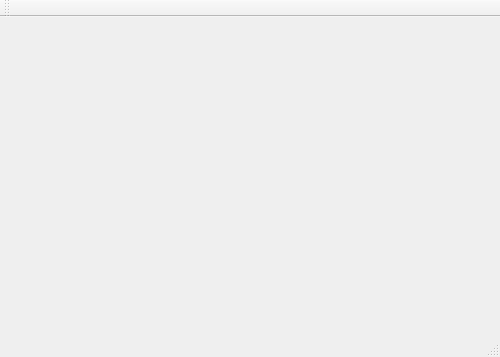
The window that gamewindow.ui (Cps209-Team2/-Jacked) describes before a commit, drawn with Qt 5.
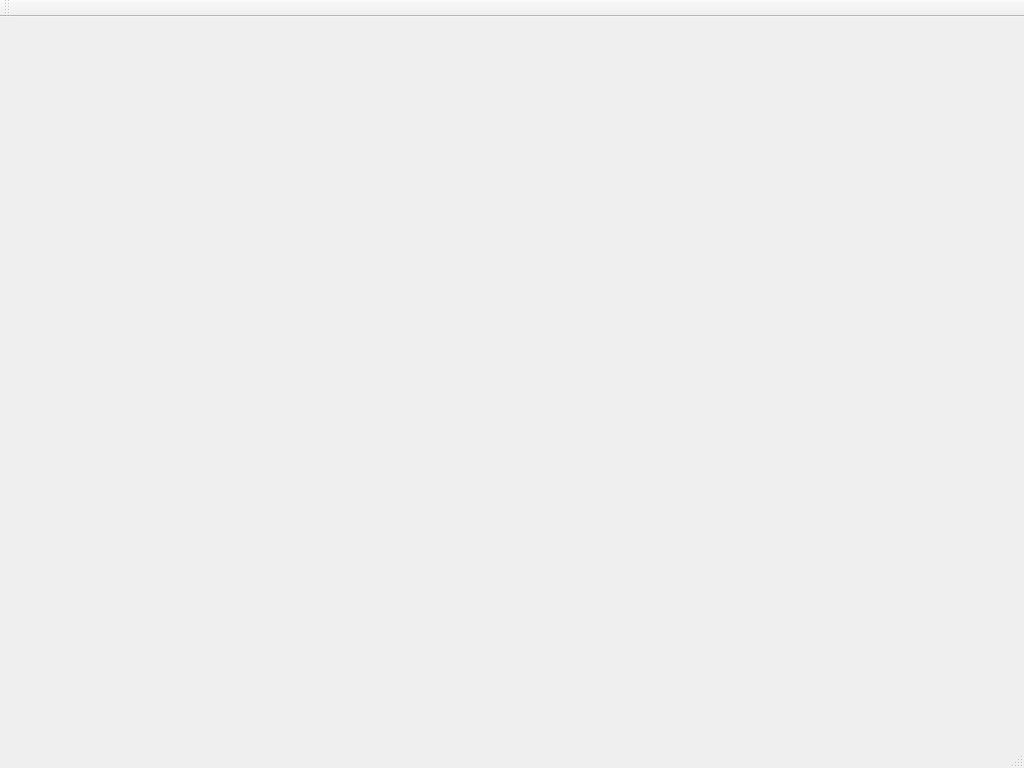
The same window after the commit.

```diff
--- a/gamewindow.ui
+++ b/gamewindow.ui
@@ -6,8 +6,8 @@
    <rect>
     <x>0</x>
     <y>0</y>
-    <width>500</width>
-    <height>357</height>
+    <width>1024</width>
+    <height>768</height>
    </rect>
   </property>
   <property name="windowTitle">
```
Left out of the diff: 4 changed lines with no effect on the pictures.
